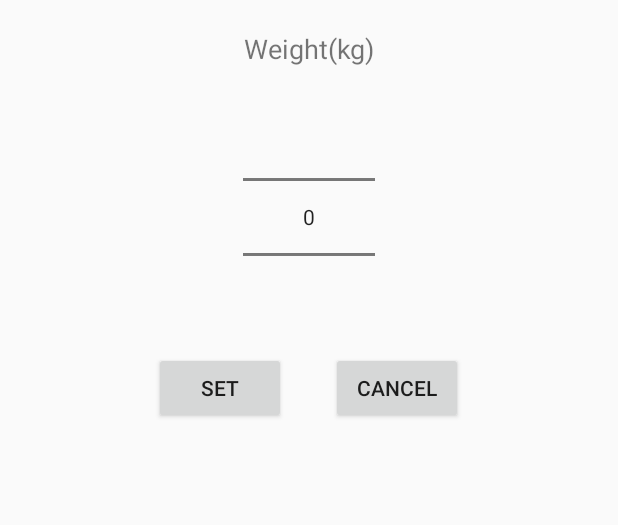
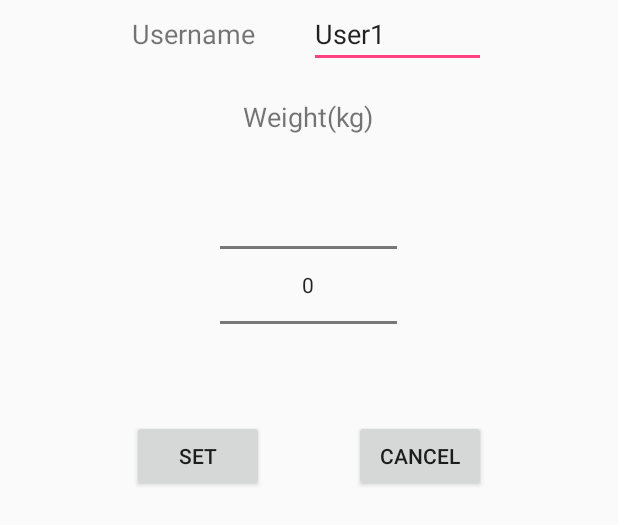
Before and after one commit to chrizchow/SensationBLE, an Android app: the layout number_picker.xml on its own in the app's theme, with its tools: preview values and no code run, on a phone screen of 412 x 824 dp. Shown: the top 525 px of the screen. Run offline under Robolectric (Android 15) with nearby library versions, the phone set to English and light mode, and no system bars.

Commit message:
Update : Change Username

```diff
--- a/app/src/main/java/com/example/cmc7/sensationble/DeviceScanActivity.java
+++ b/app/src/main/java/com/example/cmc7/sensationble/DeviceScanActivity.java
@@ -34,6 +34,7 @@ import android.support.v4.app.ActivityCompat;
 
 public class DeviceScanActivity extends AppCompatActivity implements AdapterView.OnItemClickListener {
     private static  DeviceScanActivity mInstance = null;
+    public String username = "User1";
     public int weight = 50;
     public int calories = 0;
     public int steps_goal = 12500;
@@ -112,8 +113,6 @@ public class DeviceScanActivity extends AppCompatActivity implements AdapterView
         }
 
         ActivityCompat.requestPermissions(this,new String[]{Manifest.permission.ACCESS_FINE_LOCATION, Manifest.permission.ACCESS_COARSE_LOCATION}, 1001); //Any number can be used
-
-
     }
 
     //This function will run after onCreate(), or when user switch back from other app:
--- a/app/src/main/res/layout/number_picker.xml
+++ b/app/src/main/res/layout/number_picker.xml
@@ -5,6 +5,26 @@
         android:layout_height="wrap_content"
         android:layout_alignParentTop="true"
         android:layout_alignParentStart="true">
+
+    <TableRow android:gravity="center"
+        android:layout_width="match_parent"
+        android:layout_height="match_parent">
+
+        <TextView
+            android:text="Username"
+            android:layout_width="wrap_content"
+            android:layout_height="wrap_content"
+            android:id="@+id/textView"
+            android:textSize="18sp" />
+
+        <EditText
+            android:layout_width="100dp"
+            android:layout_height="wrap_content"
+            android:inputType="textPersonName"
+            android:ems="10"
+            android:id="@+id/editText"
+            tools:text="User1" />
+    </TableRow>
 
     <TableRow android:gravity="center">
             <TextView
@@ -18,12 +38,12 @@
         </TableRow>
 
     <TableRow android:layout_width="match_parent"
-            android:layout_height="wrap_content"
+        android:layout_height="match_parent"
         android:gravity="center">
         <NumberPicker
             android:id="@+id/numberPicker"
-                android:layout_width="wrap_content"
-                android:layout_height="wrap_content"/>
+            android:layout_height="wrap_content"
+            android:layout_width="wrap_content" />
     </TableRow>
 
     <TableRow android:gravity="center">
@@ -31,7 +51,8 @@
                android:id="@+id/button1"
                android:layout_width="wrap_content"
                android:layout_height="wrap_content"
-               android:text="@string/set"/>
+               android:text="@string/set"
+               android:layout_marginRight="30dp" />
 
            <Button
                android:id="@+id/button2"
--- a/app/src/main/res/values/strings.xml
+++ b/app/src/main/res/values/strings.xml
@@ -24,4 +24,5 @@
     <string name="fall_message">The User Fell!!!</string>
     <string name="steps_picker">Steps Goal</string>
     <string name="steps_change">Change Steps Goal</string>
+    <string name="json_url"><![CDATA[http://ihome.ust.hk/~mcchow/cgi-bin/sensation_server.php?username=]]></string>
 </resources>
```
Also changed, not shown: app/build.gradle (+5 -4 lines), app/src/main/java/com/example/cmc7/sensationble/DeviceControlActivity.java (+107 -29 lines). Lines whose indentation alone changed are shown as unchanged.
